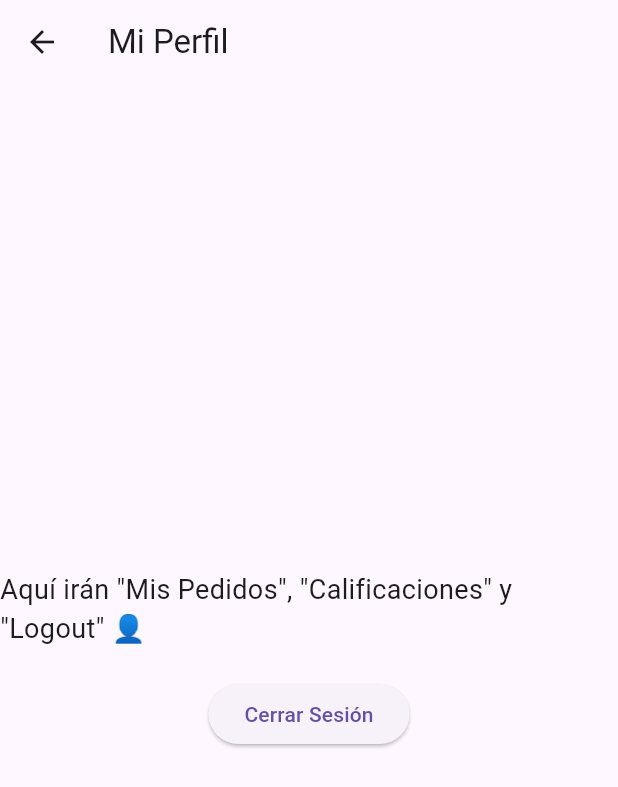
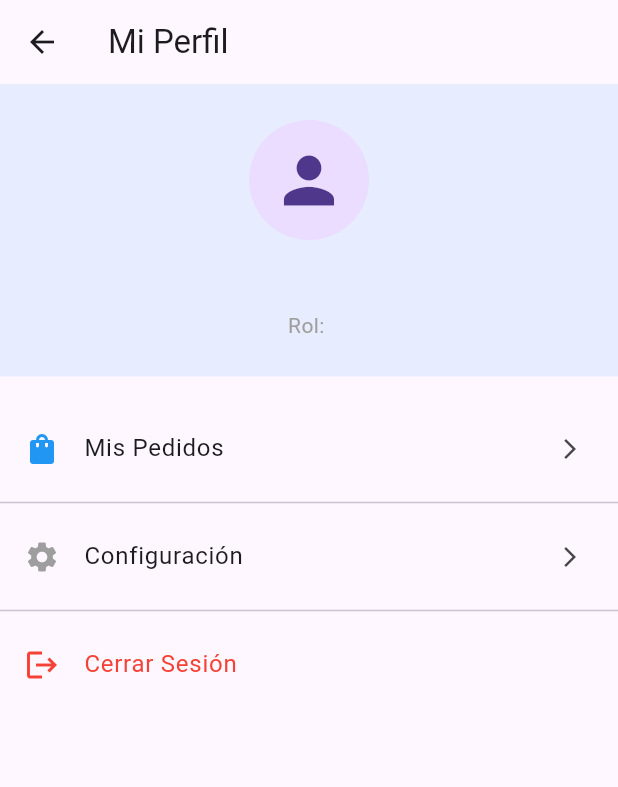
Before and after one commit to itzisorcorer/flutter_lechuzo_integradora, a Flutter app: the ProfileScreen screen opened directly, on a phone screen of 412 x 824 dp. Shown: the top 787 px of the screen. Run offline on Flutter 3.47's test engine with Material 3 defaults, Android fonts, the light colour scheme and no system bars; our stand-ins replace cached_network_image, image_picker; missing offline and left inert: flutter_custom_tabs.

Commit message:
logout, detalles compras, page perfil para ambos tipos de  perfiles

```diff
--- a/lib/Ambiente/ambiente.dart
+++ b/lib/Ambiente/ambiente.dart
@@ -1,7 +1,7 @@
 class Ambiente {
 
 
-  static String urlServer = 'http://10.239.110.190:8000';
+  static String urlServer = 'http://192.168.56.1:8000';
 
   // pa cuando subamos a railway:
   // static String urlServer = '';
--- a/lib/screens/estudiante_main_screen.dart
+++ b/lib/screens/estudiante_main_screen.dart
@@ -2,6 +2,7 @@
 import 'package:flutter/material.dart';
 import 'package:flutter_lechuzo_integradora/screens/cart_screen.dart';
 import 'package:flutter_lechuzo_integradora/screens/home_screen.dart';
+import 'package:flutter_lechuzo_integradora/screens/mis_pedidos_screen.dart';
 import 'package:flutter_lechuzo_integradora/screens/profile_screen.dart';
 
 class EstudianteMainScreen extends StatefulWidget {
@@ -51,7 +52,7 @@ class _EstudianteMainScreenState extends State<EstudianteMainScreen> {
           ),
           BottomNavigationBarItem(
             icon: Icon(Icons.person),
-            label: 'Perfil',
+            label: 'Mi perfil',
           ),
         ],
         currentIndex: _selectedIndex,
--- a/lib/screens/profile_screen.dart
+++ b/lib/screens/profile_screen.dart
@@ -1,8 +1,31 @@
 // lib/screens/profile_screen.dart
 import 'package:flutter/material.dart';
+import 'package:flutter_lechuzo_integradora/Ambiente/ambiente.dart';
+import 'package:flutter_lechuzo_integradora/screens/mis_pedidos_screen.dart';
+import '../services/auth_services.dart';
+import 'login_screens.dart'; // <-- Importamos la pantalla de pedidos
 
 class ProfileScreen extends StatelessWidget {
   const ProfileScreen({super.key});
+
+  // Función simple para cerrar sesión (Localmente por ahora)
+  Future<void> _logout(BuildContext context)async {
+    final authService = AuthService();
+    await authService.logout();
+
+    //limpiamos los datos del ambiente
+    Ambiente.token = '';
+    Ambiente.idUsuario = 0;
+    Ambiente.nombreUsuario = '';
+    Ambiente.rol = '';
+
+    if(context.mounted){
+      Navigator.pushAndRemoveUntil(context, MaterialPageRoute(builder: (context) => const LoginScreen()),
+            (route) => false,
+      );
+    }
+
+  }
 
   @override
   Widget build(BuildContext context) {
@@ -10,23 +33,75 @@ class ProfileScreen extends StatelessWidget {
       appBar: AppBar(
         title: const Text('Mi Perfil'),
       ),
-      body: Center(
-        child: Column(
-          mainAxisAlignment: MainAxisAlignment.center,
-          children: [
-            const Text(
-              'Aquí irán "Mis Pedidos", "Calificaciones" y "Logout" 👤',
-              style: TextStyle(fontSize: 18),
+      body: ListView(
+        children: [
+          //Cabecera del Usuario
+          Container(
+            padding: const EdgeInsets.all(24),
+            color: Colors.blue.withOpacity(0.1),
+            child: Column(
+              children: [
+                const CircleAvatar(
+                  radius: 40,
+                  child: Icon(Icons.person, size: 50),
+                ),
+                const SizedBox(height: 16),
+                Text(
+                  Ambiente.nombreUsuario,
+                  style: const TextStyle(
+                    fontSize: 22,
+                    fontWeight: FontWeight.bold,
+                  ),
+                ),
+                Text(
+                  'Rol: ${Ambiente.rol}',
+                  style: const TextStyle(color: Colors.grey),
+                ),
+              ],
             ),
-            const SizedBox(height: 20),
-            ElevatedButton(
-              onPressed: () {
-                // TODO: Lógica de Logout
-              },
-              child: const Text('Cerrar Sesión'),
-            )
-          ],
-        ),
+          ),
+
+          const SizedBox(height: 20),
+
+          //Menú de Opciones
+
+          // Opción: Mis Pedidos
+          ListTile(
+            leading: const Icon(Icons.shopping_bag, color: Colors.blue),
+            title: const Text('Mis Pedidos'),
+            trailing: const Icon(Icons.arrow_forward_ios, size: 16),
+            onTap: () {
+              // ¡Aquí es donde navegamos a la pantalla que ya hicimos!
+              Navigator.push(
+                context,
+                MaterialPageRoute(builder: (context) => const MisPedidosScreen()),
+              );
+            },
+          ),
+
+          const Divider(), // Una línea divisora
+
+          // Opción: Configuración (Ejemplo)
+          ListTile(
+            leading: const Icon(Icons.settings, color: Colors.grey),
+            title: const Text('Configuración'),
+            trailing: const Icon(Icons.arrow_forward_ios, size: 16),
+            onTap: () {
+              // TODO: Pantalla de configuración
+            },
+          ),
+
+          const Divider(),
+
+          // Opción: Cerrar Sesión
+          ListTile(
+            leading: const Icon(Icons.logout, color: Colors.red),
+            title: const Text('Cerrar Sesión', style: TextStyle(color: Colors.red)),
+            onTap: () {
+              _logout(context);
+            },
+          ),
+        ],
       ),
     );
   }
--- a/lib/services/cart_service.dart
+++ b/lib/services/cart_service.dart
@@ -97,7 +97,7 @@ class CartService extends ChangeNotifier {
         'items': itemsJson,
       };
 
-      //1. Llamamos a /api/checkout
+      //Llamamos a /api/checkout
       final urlCheckout = Uri.parse('${Ambiente.urlServer}/api/checkout');
       final responseCheckout = await http.post(
         urlCheckout,
@@ -118,9 +118,7 @@ class CartService extends ChangeNotifier {
         final errorBody = jsonDecode(responseCheckout.body);
         throw Exception(errorBody['message'] ?? 'Error al crear el pedido');
       }
-
-      // 3. ¡Éxito! Leemos los IDs de las ordenes
-      // (Ahora esto SÍ está dentro de la lógica de éxito)
+      //si es 201...
       final dataCheckout = jsonDecode(responseCheckout.body);
       final List<int> ordenIds = List<int>.from(dataCheckout['orden_ids']);
 
@@ -132,29 +130,25 @@ class CartService extends ChangeNotifier {
       final primerOrdenId = ordenIds.first;
       final initPoint = await _crearPreferenciaMP(primerOrdenId, token);
 
-      // 5. ¡Ahora SÍ vaciamos el carrito y devolvemos el link!
+
       vaciarCarrito(); // Esto llama a notifyListeners()
       return initPoint;
 
     }catch(e){
-      // Si algo falla, dejamos de cargar y lanzamos el error
+
       _isLoading = false;
       notifyListeners();
       throw e;
     }
-    // (Ya no necesitamos el 'finally' porque 'vaciarCarrito'
-    // se encarga de quitar el spinner con 'notifyListeners')
   }
 
-  // --- (Tu función _crearPreferenciaMP está perfecta) ---
+
   Future<String> _crearPreferenciaMP(int ordenId, String token) async{
-    // ... (tu código está bien)
-    // ...
     final urlPago = Uri.parse('${Ambiente.urlServer}/api/pagos/crear-preferencia/$ordenId');
     final responsePago = await http.post(
       urlPago,
       headers: {
-        'Accept': 'application/json', // <-- ¡Asegúrate de tener 'Accept' aquí!
+        'Accept': 'application/json',
         'Authorization': 'Bearer $token',
       },
     );
```
Also changed, not shown: lib/Modelos/OrdenModel.dart (added, +77 -0 lines), lib/screens/cart_screen.dart (+4 -5 lines), lib/screens/mis_pedidos_screen.dart (added, +146 -0 lines), lib/screens/pedido_detalle_screen.dart (added, +109 -0 lines), lib/screens/vendedor_profile_screen.dart (+53 -19 lines), lib/services/auth_services.dart (+17 -0 lines), lib/services/orden_service.dart (added, +32 -0 lines).
